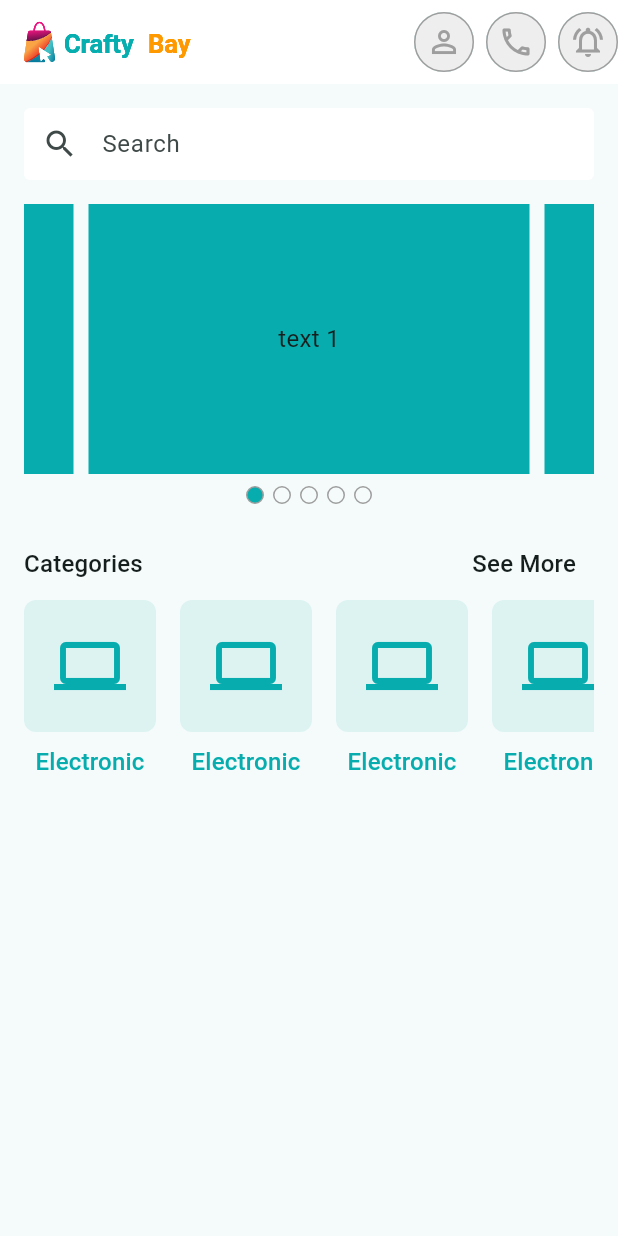
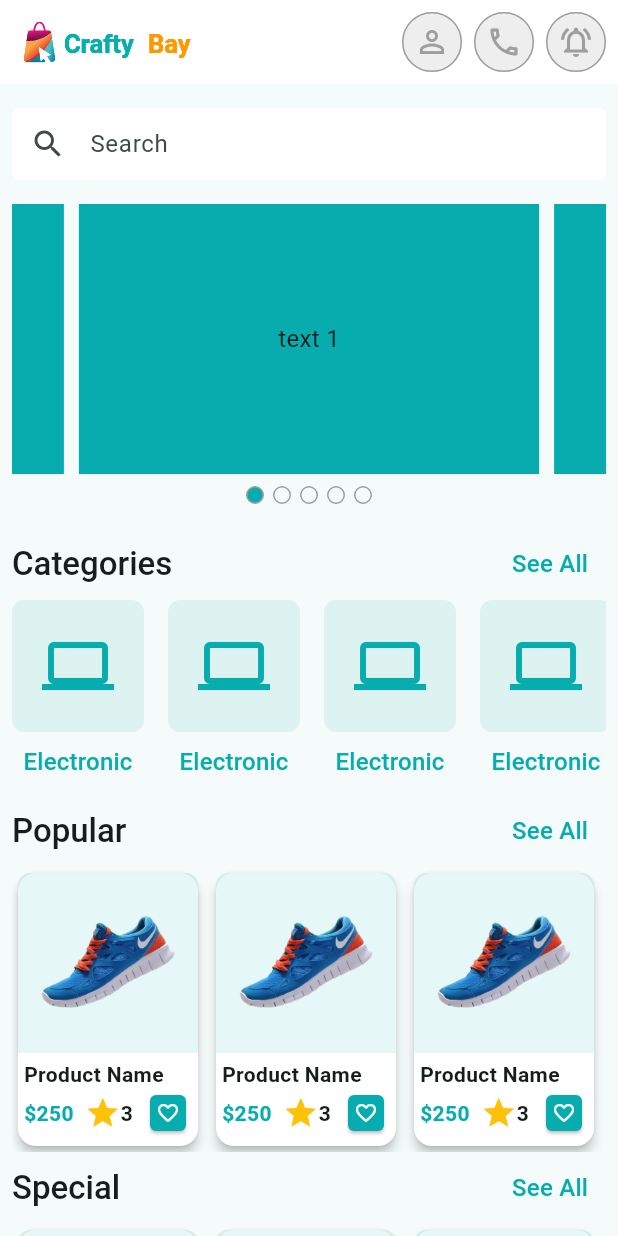
Before and after one commit to mdmridul6/crafty_bay, a Flutter app: the screen it shows after launch, on a phone screen of 412 x 824 dp. Run offline on Flutter 3.47's test engine with Material 3 defaults, Android fonts, the phone set to English and light mode, and no system bars; drawn by our look-alikes of carousel_slider; our stand-ins replace flutter_svg, get, pin_code_fields.

Commit message:
Refactor UI components and implement product display
- Added `dummyProductImage` asset in `assets_path.dart`.
- Moved `AppLogoWidget` and `AppBarCircularButton` widgets to `home` sub-directory, and updated import paths accordingly.
- Created `ProductCard` widget to display product information with image, name, price, and rating.
- Added `SectionHeader` widget for displaying section titles with a "See All" button.
- Created `HorizontalCategoryList` for horizontal scrolling of categories.
- Created `HorizontalProductList` for horizontal scrolling of products.
- Updated `HomeScreen` to use new widgets, including `SearchInput`, `HomeSlider`, `SectionHeader`, `HorizontalCategoryList`, and `HorizontalProductList`.
- Refactored `HomeScreen` to display categories, popular, special, and new product sections.
- Updated `App` to disable debug banner.
- Moved widget files into new `widgets` directory.

```diff
--- a/lib/app.dart
+++ b/lib/app.dart
@@ -11,6 +11,7 @@ class CraftyBayApp extends StatelessWidget {
   Widget build(BuildContext context) {
     return GetMaterialApp(
       initialBinding: ControllerBinding(),
+      debugShowCheckedModeBanner: false,
       home: const SplashScreen(),
       theme: ThemeData(
         colorScheme: ColorScheme.fromSeed(seedColor: AppColors.themeColor),
--- a/lib/presentation/ui/screens/complete_profile_screen.dart
+++ b/lib/presentation/ui/screens/complete_profile_screen.dart
@@ -1,4 +1,4 @@
-import 'package:crafty_bay/presentation/ui/widgets/app_logo_widget.dart';
+import 'package:crafty_bay/presentation/ui/widgets/home/app_logo_widget.dart';
 import 'package:flutter/material.dart';
 
 class CompleteProfileScreen extends StatefulWidget {
--- a/lib/presentation/ui/screens/email_verification_screen.dart
+++ b/lib/presentation/ui/screens/email_verification_screen.dart
@@ -1,5 +1,5 @@
 import 'package:crafty_bay/presentation/ui/screens/otp_verification_screen.dart';
-import 'package:crafty_bay/presentation/ui/widgets/app_logo_widget.dart';
+import 'package:crafty_bay/presentation/ui/widgets/home/app_logo_widget.dart';
 import 'package:flutter/material.dart';
 import 'package:get/get.dart';
 
--- a/lib/presentation/ui/screens/home_screen.dart
+++ b/lib/presentation/ui/screens/home_screen.dart
@@ -1,8 +1,5 @@
 import 'package:crafty_bay/presentation/ui/utils/assets_path.dart';
-import 'package:crafty_bay/presentation/ui/widgets/app_bar_circular_button.dart';
-import 'package:crafty_bay/presentation/ui/widgets/category_item.dart';
-import 'package:crafty_bay/presentation/ui/widgets/home_slider.dart';
-import 'package:crafty_bay/presentation/ui/widgets/search_input.dart';
+import 'package:crafty_bay/presentation/ui/widgets/widgets.dart';
 import 'package:flutter/material.dart';
 import 'package:flutter_svg/flutter_svg.dart';
 
@@ -19,7 +16,8 @@ class _HomeScreenState extends State<HomeScreen> {
     return Scaffold(
       appBar: _buildAppBar(),
       body: Padding(
-        padding: const EdgeInsets.symmetric(horizontal: 16.0),
+        padding: const EdgeInsets.symmetric(horizontal: 8.0),
+        child: SingleChildScrollView(
           child: Column(
             children: [
               SizedBox(height: 16),
@@ -27,47 +25,42 @@ class _HomeScreenState extends State<HomeScreen> {
               SizedBox(height: 16),
               HomeSlider(),
               SizedBox(height: 16),
-            Row(
-              mainAxisAlignment: MainAxisAlignment.spaceBetween,
-              children: [
-                Text(
-                  "Categories",
-                  style: Theme.of(context).textTheme.titleMedium!.copyWith(
-                    fontWeight: FontWeight.w500,
-                  ),
-                ),
-                TextButton(
-                  onPressed: () {},
-                  child: Text(
-                    "See More",
-                    style: Theme.of(context).textTheme.titleMedium!.copyWith(
-                      fontWeight: FontWeight.w500,
+              SectionHeader(sectionTitle: "Categories", onTap: () {}),
+              _buildCategorySection(),
+              _buildPopularSection(),
+              _buildSpecialSection(),
+              _buildNewSection(),
+            ],
           ),
         ),
       ),
+    );
+  }
+
+  Widget _buildPopularSection() {
+    return Column(
+      children: [
+        SectionHeader(sectionTitle: "Popular", onTap: () {}),
+        SizedBox(height: 190, child: _buildProductSection()),
       ],
-            ),
+    );
+  }
 
-            SizedBox(
-              height: 160,
-              child: ListView.separated(
-                scrollDirection: Axis.horizontal,
-                itemCount: 10,
-                itemBuilder: (context, index) {
-                  return CategoryItem(
-                    iconData: Icons.computer_outlined,
-                    iconTitle: "Electronic",
-                    onTap: () {},
+  Widget _buildSpecialSection() {
+    return Column(
+      children: [
+        SectionHeader(sectionTitle: "Special", onTap: () {}),
+        SizedBox(height: 190, child: _buildProductSection()),
+      ],
     );
-                },
-                separatorBuilder: (context, index) {
-                  return SizedBox(width: 16);
-                },
-              ),
-            ),
+  }
+
+  Widget _buildNewSection() {
+    return Column(
+      children: [
+        SectionHeader(sectionTitle: "New", onTap: () {}),
+        SizedBox(height: 190, child: _buildProductSection()),
       ],
-        ),
-      ),
     );
   }
 
@@ -87,7 +80,16 @@ class _HomeScreenState extends State<HomeScreen> {
           onTap: () {},
           iconData: Icons.notifications_active_outlined,
         ),
+        SizedBox(width: 8),
       ],
     );
   }
+
+  Widget _buildCategorySection() {
+    return SizedBox(height: 130, child: HorizontalCategoryList());
   }
+
+  Widget _buildProductSection() {
+    return HorizontalProductList();
+  }
+}
--- a/lib/presentation/ui/screens/otp_verification_screen.dart
+++ b/lib/presentation/ui/screens/otp_verification_screen.dart
@@ -1,7 +1,7 @@
 import 'package:crafty_bay/presentation/state_holders/otp_controller.dart';
 import 'package:crafty_bay/presentation/ui/screens/complete_profile_screen.dart';
 import 'package:crafty_bay/presentation/ui/utils/app_colors.dart';
-import 'package:crafty_bay/presentation/ui/widgets/app_logo_widget.dart';
+import 'package:crafty_bay/presentation/ui/widgets/home/app_logo_widget.dart';
 import 'package:flutter/material.dart';
 import 'package:get/get.dart';
 import 'package:pin_code_fields/pin_code_fields.dart';
--- a/lib/presentation/ui/screens/splash_screen.dart
+++ b/lib/presentation/ui/screens/splash_screen.dart
@@ -1,5 +1,5 @@
 import 'package:crafty_bay/presentation/ui/screens/home_screen.dart';
-import 'package:crafty_bay/presentation/ui/widgets/app_logo_widget.dart';
+import 'package:crafty_bay/presentation/ui/widgets/home/app_logo_widget.dart';
 import 'package:flutter/material.dart';
 import 'package:get/get.dart';
 
--- a/lib/presentation/ui/utils/assets_path.dart
+++ b/lib/presentation/ui/utils/assets_path.dart
@@ -2,4 +2,5 @@ class AssetsPath {
   static const String _rootPath = "assets/images";
   static const String appLogo = "$_rootPath/logo.svg";
   static const String appLogoNav = "$_rootPath/logo_nav.svg";
+  static const String dummyProductImage = "$_rootPath/show.png";
 }
--- /dev/null
+++ b/lib/presentation/ui/widgets/home/horizontal_category_list.dart
@@ -0,0 +1,26 @@
+import 'package:crafty_bay/presentation/ui/widgets/category_item.dart';
+import 'package:flutter/material.dart';
+
+class HorizontalCategoryList extends StatelessWidget {
+  const HorizontalCategoryList({
+    super.key,
+  });
+
+  @override
+  Widget build(BuildContext context) {
+    return ListView.separated(
+      scrollDirection: Axis.horizontal,
+      itemCount: 10,
+      itemBuilder: (context, index) {
+        return CategoryItem(
+          iconData: Icons.computer_outlined,
+          iconTitle: "Electronic",
+          onTap: () {},
+        );
+      },
+      separatorBuilder: (context, index) {
+        return SizedBox(width: 16);
+      },
+    );
+  }
+}
--- /dev/null
+++ b/lib/presentation/ui/widgets/home/horizontal_product_list.dart
@@ -0,0 +1,22 @@
+import 'package:crafty_bay/presentation/ui/widgets/product_card.dart';
+import 'package:flutter/material.dart';
+
+class HorizontalProductList extends StatelessWidget {
+  const HorizontalProductList({
+    super.key,
+  });
+
+  @override
+  Widget build(BuildContext context) {
+    return ListView.separated(
+      scrollDirection: Axis.horizontal,
+      itemCount: 10,
+      itemBuilder: (context, index) {
+        return ProductCard();
+      },
+      separatorBuilder: (context, index) {
+        return SizedBox(width: 4);
+      },
+    );
+  }
+}
--- /dev/null
+++ b/lib/presentation/ui/widgets/product_card.dart
@@ -0,0 +1,90 @@
+import 'package:crafty_bay/presentation/ui/utils/app_colors.dart';
+import 'package:crafty_bay/presentation/ui/utils/assets_path.dart';
+import 'package:flutter/material.dart';
+
+class ProductCard extends StatelessWidget {
+  const ProductCard({
+    super.key,
+  });
+
+  @override
+  Widget build(BuildContext context) {
+    return Card(
+      elevation: 3,
+      color: Colors.white,
+      child: SizedBox(
+        width: 120,
+        child: Column(
+          crossAxisAlignment: CrossAxisAlignment.start,
+          children: [
+            Container(
+              width: 120,
+              height: 120,
+              padding: EdgeInsets.all(16),
+              decoration: BoxDecoration(
+                color: AppColors.themeColor.withValues(alpha: 0.1),
+                borderRadius: BorderRadius.only(
+                  topLeft: Radius.circular(8),
+                  topRight: Radius.circular(8),
+                ),
+                image: DecorationImage(
+                  image: AssetImage(AssetsPath.dummyProductImage),
+                  fit: BoxFit.scaleDown,
+                ),
+              ),
+            ),
+            Padding(
+              padding: const EdgeInsets.all(4.0),
+              child: Column(
+                crossAxisAlignment: CrossAxisAlignment.start,
+                children: [
+                  Text(
+                    'Product Name',
+                    maxLines: 1,
+                    style: TextStyle(fontWeight: FontWeight.w600),
+                  ),
+                  Row(
+                    mainAxisAlignment: MainAxisAlignment.spaceBetween,
+                    children: [
+                      Text(
+                        '\$250',
+                        style: TextStyle(
+                          fontWeight: FontWeight.w600,
+                          color: AppColors.themeColor,
+                        ),
+                      ),
+                      Wrap(
+                        crossAxisAlignment: WrapCrossAlignment.center,
+                        children: [
+                          Icon(Icons.star, color: Colors.amber),
+                          Text(
+                            '3',
+                            style: TextStyle(fontWeight: FontWeight.w600),
+                          ),
+                        ],
+                      ),
+                      Card(
+                        shape: RoundedRectangleBorder(
+                          borderRadius: BorderRadius.circular(4),
+                        ),
+                        color: AppColors.themeColor,
+                        child: Padding(
+                          padding: const EdgeInsets.all(4.0),
+                          child: Icon(
+                            Icons.favorite_outline_rounded,
+                            size: 16,
+                            color: Colors.white,
+                          ),
+                        ),
+                      ),
+                    ],
+                  ),
+                ],
+              ),
+            ),
+          ],
+        ),
+      ),
+    );
+  }
+}
--- /dev/null
+++ b/lib/presentation/ui/widgets/section_header.dart
@@ -0,0 +1,38 @@
+import 'package:crafty_bay/presentation/ui/utils/app_colors.dart';
+import 'package:flutter/material.dart';
+
+class SectionHeader extends StatelessWidget {
+  const SectionHeader({
+    super.key,
+    required this.sectionTitle,
+    required this.onTap,
+  });
+
+  final String sectionTitle;
+  final VoidCallback onTap;
+
+  @override
+  Widget build(BuildContext context) {
+    return Row(
+      mainAxisAlignment: MainAxisAlignment.spaceBetween,
+      children: [
+        Text(
+          sectionTitle,
+          style: Theme.of(
+            context,
+          ).textTheme.titleLarge!.copyWith(fontWeight: FontWeight.w500),
+        ),
+        TextButton(
+          onPressed: onTap,
+          child: Text(
+            "See All",
+            style: Theme.of(context).textTheme.titleMedium!.copyWith(
+              fontWeight: FontWeight.w500,
+              color: AppColors.themeColor,
+            ),
+          ),
+        ),
+      ],
+    );
+  }
+}
--- /dev/null
+++ b/lib/presentation/ui/widgets/widgets.dart
@@ -0,0 +1,10 @@
+export 'home/app_bar.dart';
+export 'home/app_bar_circular_button.dart';
+export 'home/app_logo_widget.dart';
+export 'home/home_slider.dart';
+export 'home/horizontal_category_list.dart';
+export 'home/horizontal_product_list.dart';
+export 'home/search_input.dart';
+export 'category_item.dart';
+export 'product_card.dart';
+export 'section_header.dart';
```
Also changed, not shown: assets/images/show.png (added), lib/presentation/ui/widgets/home/app_bar.dart (added), lib/presentation/ui/widgets/home/app_bar_circular_button.dart (renamed from lib/presentation/ui/widgets/app_bar_circular_button.dart), lib/presentation/ui/widgets/home/app_logo_widget.dart (renamed from lib/presentation/ui/widgets/app_logo_widget.dart), lib/presentation/ui/widgets/home/home_slider.dart (renamed from lib/presentation/ui/widgets/home_slider.dart), lib/presentation/ui/widgets/home/search_input.dart (renamed from lib/presentation/ui/widgets/search_input.dart). Lines whose indentation alone changed are shown as unchanged.
